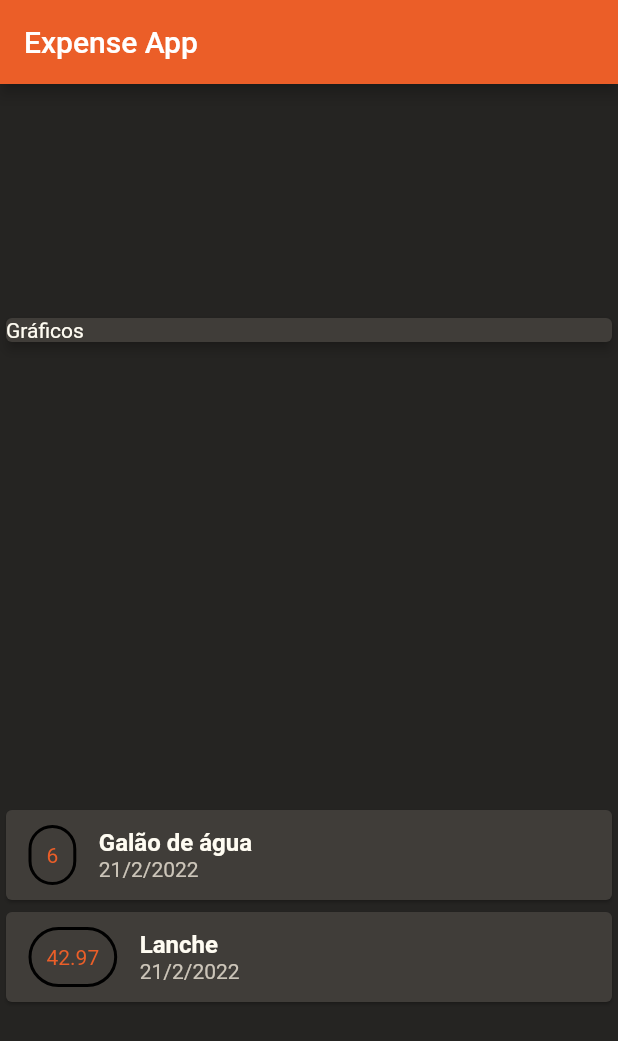
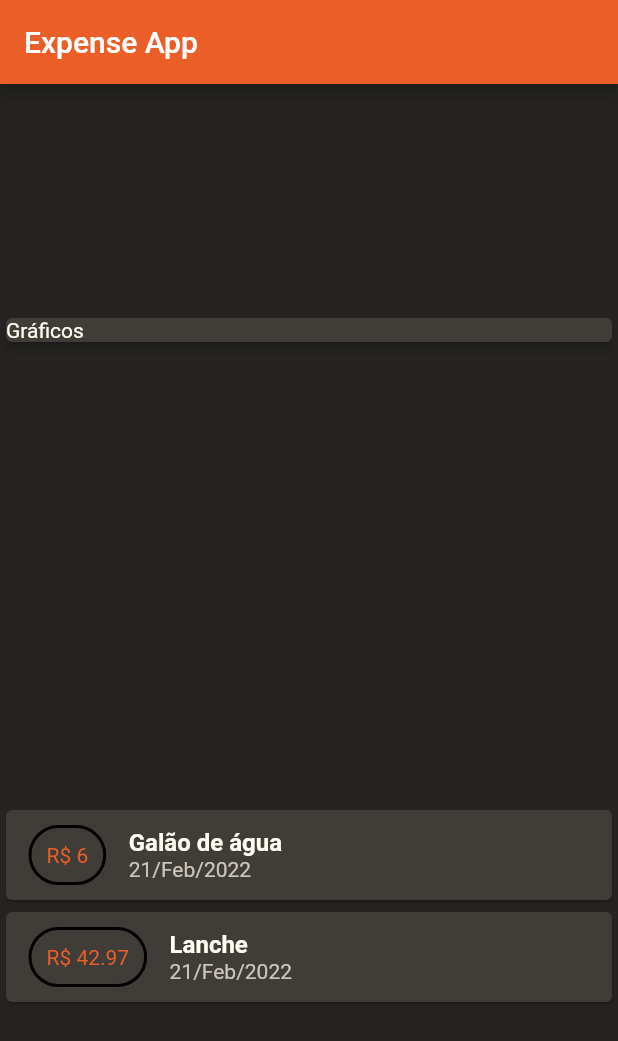
Before and after one commit to Wessh/expenses, a Flutter app: the screen it shows after launch, on a phone screen of 412 x 824 dp. Shown: the top 1041 px of the screen. Run offline on Flutter 3.47's test engine with Material 2 defaults, Android fonts, the phone set to English and light mode, and no system bars.

Commit message:
Alterações: - Adicionado o pacote intl para formatação da data. - Data formatada para Dia/Mês/Ano

```diff
--- a/lib/widgets/expensecard_widget.dart
+++ b/lib/widgets/expensecard_widget.dart
@@ -1,17 +1,17 @@
 import 'package:expenses/core/app_colors.dart';
 import 'package:flutter/material.dart';
+import 'package:intl/intl.dart';
 
 class ExpenseCardWidget extends StatelessWidget {
-  final title;
+  final String title;
   final DateTime date;
-  final value;
-  final id;
+  final dynamic value;
+  final dynamic id;
 
   const ExpenseCardWidget({Key? key, required this.title, required this.date, required this.value, required this.id}) : super(key: key);
 
   @override
   Widget build(BuildContext context) {
-    final newDate = date.day.toString() +'/'+ date.month.toString() +'/'+ date.year.toString();
     return Row(
       children: [
         Container(
@@ -29,7 +29,7 @@ class ExpenseCardWidget extends StatelessWidget {
           padding: const EdgeInsets.all(10),
           child:
             Text(
-                value.toString(),
+                'R\$ $value',
             style: const TextStyle(
               color: AppColors.primaryColor,
             ),),
@@ -41,7 +41,7 @@ class ExpenseCardWidget extends StatelessWidget {
             Text(
               title.toString(),style: const TextStyle(fontSize: 16, fontWeight: FontWeight.bold),),
             Text(
-              newDate, style: const TextStyle(color: AppColors.variantColor),
+              DateFormat('d/MMM/y').format(date), style: const TextStyle(color: AppColors.variantColor),
             ),
           ],
         ),
--- a/pubspec.yaml
+++ b/pubspec.yaml
@@ -29,7 +29,8 @@ environment:
 dependencies:
   flutter:
     sdk: flutter
-
+  # Project dependencies
+  intl:
 
   # The following adds the Cupertino Icons font to your application.
   # Use with the CupertinoIcons class for iOS style icons.
```
Also changed, not shown: pubspec.lock.
